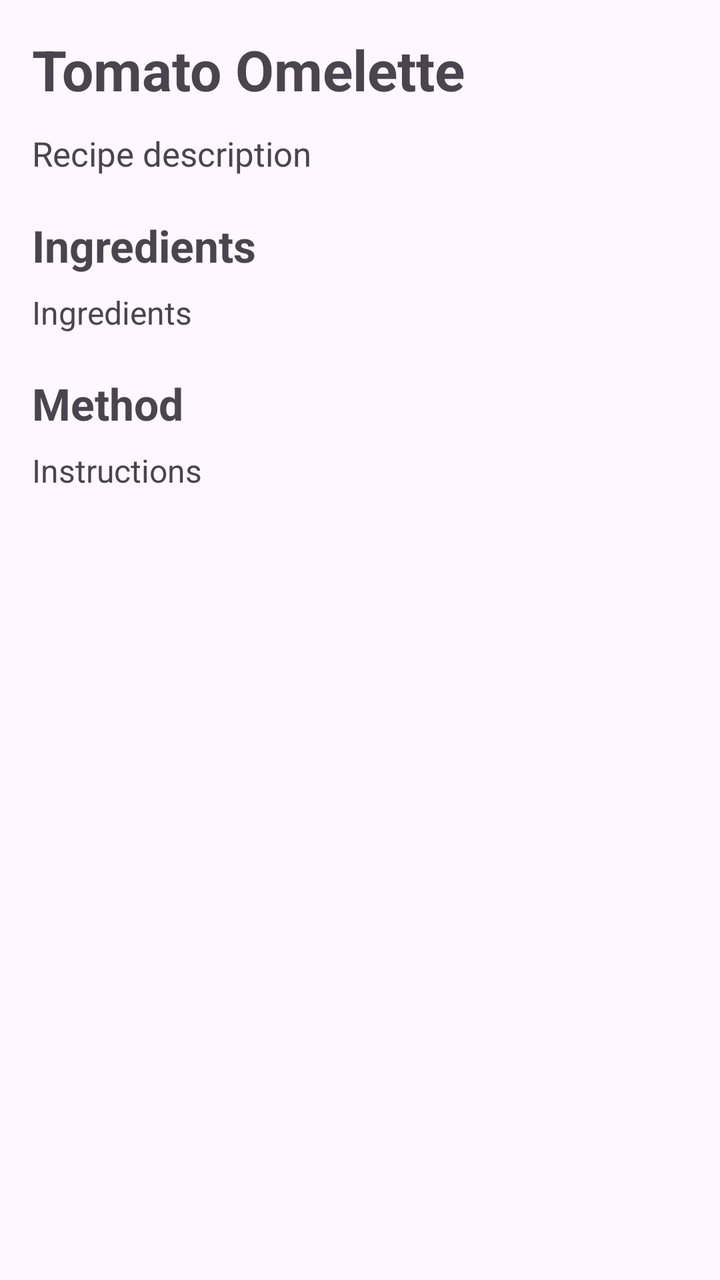
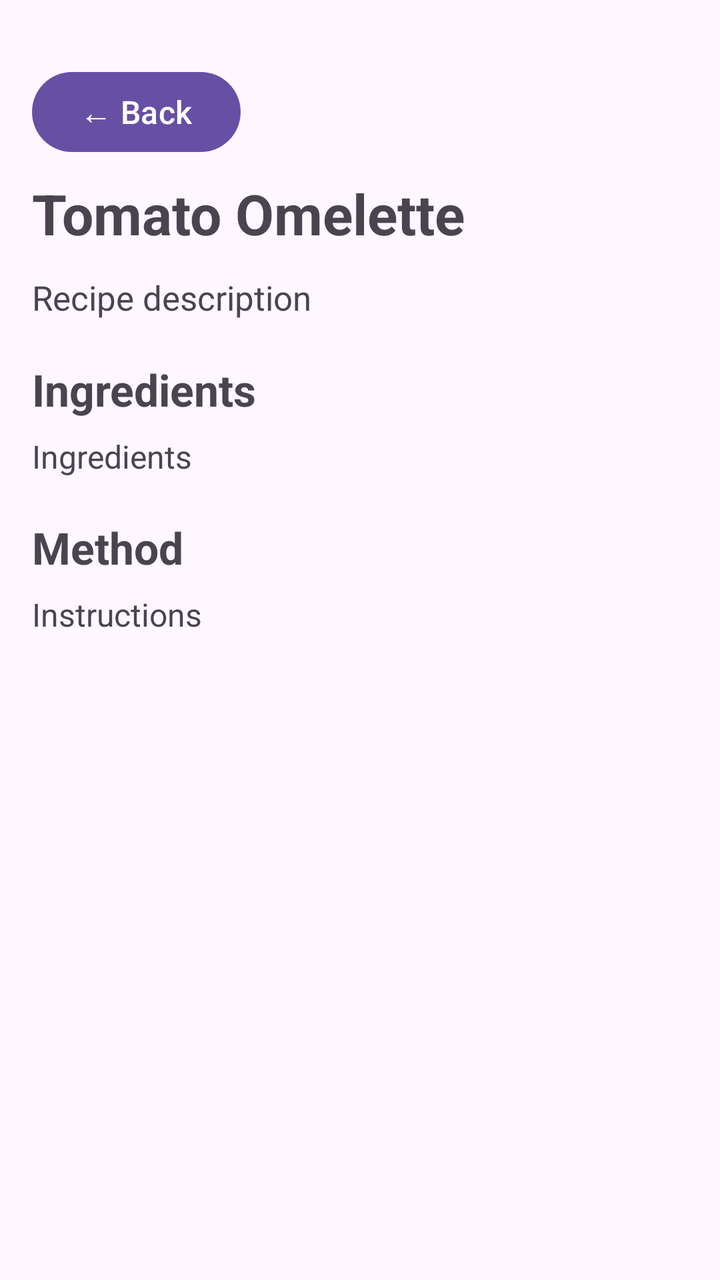

Compare the two renders of this Android layout. The source of the first and the diff that turns it into the second are given below.
<!-- AndroidManifest.xml: application theme Theme.SmartPantryManager -->
<!-- res/layout/activity_recipe_detail.xml -->
<?xml version="1.0" encoding="utf-8"?>
<ScrollView xmlns:android="http://schemas.android.com/apk/res/android"
    android:layout_width="match_parent"
    android:layout_height="match_parent">

    <LinearLayout
        android:layout_width="match_parent"
        android:layout_height="wrap_content"
        android:orientation="vertical"
        android:padding="16dp">

        <TextView
            android:id="@+id/tvRecipeName"
            android:layout_width="match_parent"
            android:layout_height="wrap_content"
            android:text="Tomato Omelette"
            android:textSize="28sp"
            android:textStyle="bold"
            android:paddingBottom="12dp" />

        <TextView
            android:id="@+id/tvRecipeDescription"
            android:layout_width="match_parent"
            android:layout_height="wrap_content"
            android:text="Recipe description"
            android:textSize="17sp"
            android:paddingBottom="20dp" />

        <TextView
            android:layout_width="match_parent"
            android:layout_height="wrap_content"
            android:text="Ingredients"
            android:textSize="22sp"
            android:textStyle="bold"
            android:paddingBottom="8dp" />

        <TextView
            android:id="@+id/tvRecipeIngredients"
            android:layout_width="match_parent"
            android:layout_height="wrap_content"
            android:text="Ingredients"
            android:textSize="16sp"
            android:paddingBottom="20dp" />

        <TextView
            android:layout_width="match_parent"
            android:layout_height="wrap_content"
            android:text="Method"
            android:textSize="22sp"
            android:textStyle="bold"
            android:paddingBottom="8dp" />

        <TextView
            android:id="@+id/tvRecipeInstructions"
            android:layout_width="match_parent"
            android:layout_height="wrap_content"
            android:text="Instructions"
            android:textSize="16sp" />

    </LinearLayout>

</ScrollView>
<!-- resources referenced by this layout -->
<resources>
  <style name="Theme.SmartPantryManager" parent="Base.Theme.SmartPantryManager" />
  <style name="Base.Theme.SmartPantryManager" parent="Theme.Material3.DayNight.NoActionBar">
          
          
      </style>
</resources>

<!-- the commit's change to res/layout/activity_recipe_detail.xml (unified diff, before → after) -->
@@ -8,6 +8,15 @@
         android:layout_height="wrap_content"
         android:orientation="vertical"
         android:padding="16dp">
+
+        <Button
+            android:id="@+id/btnBackFromRecipeDetail"
+            android:layout_width="wrap_content"
+            android:layout_height="wrap_content"
+            android:text="← Back"
+            android:textSize="16sp"
+            android:layout_marginTop="16dp"
+            android:layout_marginBottom="8dp" />
 
         <TextView
             android:id="@+id/tvRecipeName"
